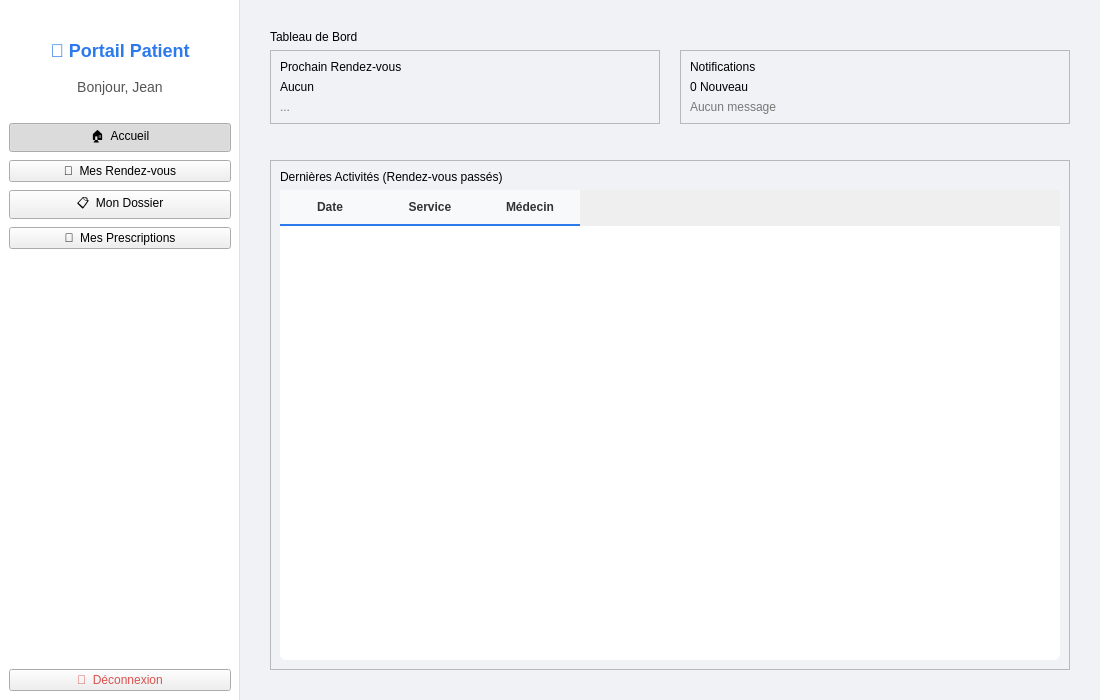
First picture: the form in patientdashboard.ui, repository itsmeefatiha/hospital-management-cpp-gui, before the edit.
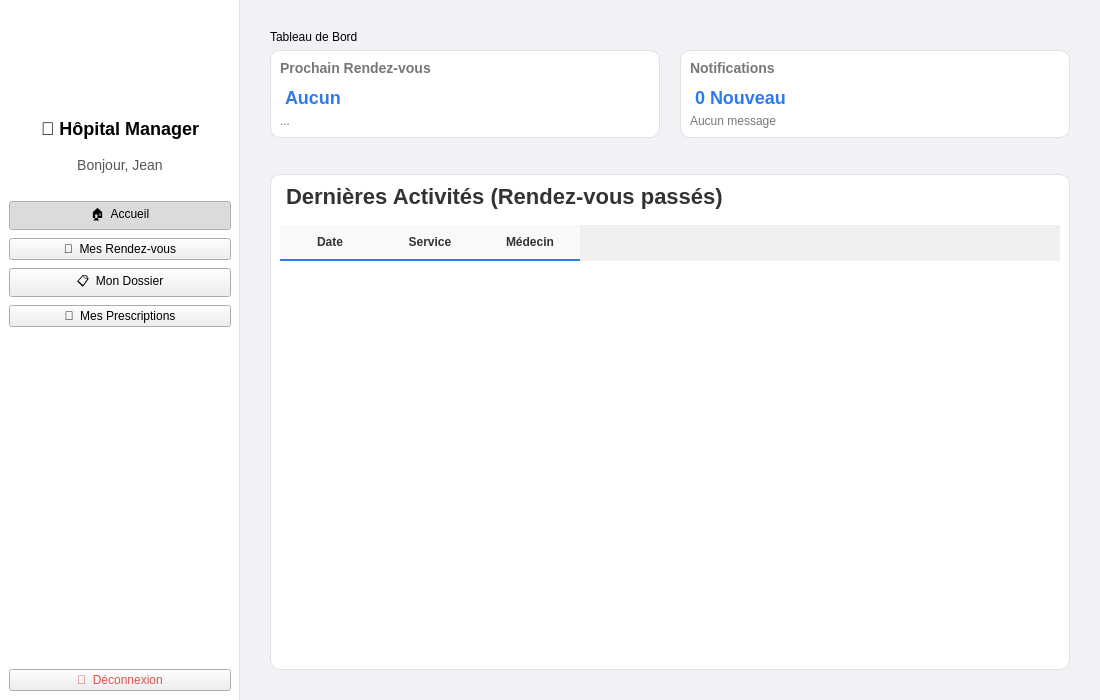
Second picture: the form after the edit.

```diff
--- a/patientdashboard.ui
+++ b/patientdashboard.ui
@@ -96,10 +96,38 @@
        <property name="topMargin">
         <number>30</number>
        </property>
+       <item alignment="Qt::AlignmentFlag::AlignHCenter">
+        <widget class="QLabel" name="label_logo">
+         <property name="minimumSize">
+          <size>
+           <width>70</width>
+           <height>70</height>
+          </size>
+         </property>
+         <property name="maximumSize">
+          <size>
+           <width>100</width>
+           <height>100</height>
+          </size>
+         </property>
+         <property name="text">
+          <string/>
+         </property>
+         <property name="scaledContents">
+          <bool>true</bool>
+         </property>
+         <property name="alignment">
+          <set>Qt::AlignmentFlag::AlignCenter</set>
+         </property>
+        </widget>
+       </item>
        <item>
         <widget class="QLabel" name="label_app_name">
+         <property name="styleSheet">
+          <string notr="true">color: #000; font-weight: bold; font-size: 18px; padding: 10px;</string>
+         </property>
          <property name="text">
-          <string>🏥 Portail Patient</string>
+          <string>🏥 Hôpital Manager</string>
          </property>
          <property name="alignment">
           <set>Qt::AlignmentFlag::AlignCenter</set>
@@ -243,6 +271,12 @@
           
           <item>
            <widget class="QFrame" name="card_rdv">
+            <property name="styleSheet">
+             <string notr="true">QFrame#card_rdv {background-color: white; border-radius: 10px; border: 1px solid #e0e0e0;}</string>
+            </property>
+            <property name="frameShape">
+             <enum>QFrame::Shape::StyledPanel</enum>
+            </property>
             <property name="class" stdset="0">
              <string>Card</string>
             </property>
@@ -252,8 +286,8 @@
             <layout class="QVBoxLayout" name="verticalLayout_c1">
              <item>
               <widget class="QLabel" name="lbl_c1_title">
-               <property name="class" stdset="0">
-                <string>CardTitle</string>
+               <property name="styleSheet">
+                <string notr="true">color: #777; font-size: 14px; font-weight: bold;</string>
                </property>
                <property name="text">
                 <string>Prochain Rendez-vous</string>
@@ -262,8 +296,8 @@
              </item>
              <item>
               <widget class="QLabel" name="lbl_c1_val">
-               <property name="class" stdset="0">
-                <string>CardValue</string>
+               <property name="styleSheet">
+                <string notr="true">color: #2d7aed; font-size: 18px; font-weight: bold; margin-top: 5px;</string>
                </property>
                <property name="text">
                 <string>Aucun</string>
@@ -271,7 +305,7 @@
               </widget>
              </item>
              <item>
-               <widget class="QLabel" name="lbl_c1_sub">
+              <widget class="QLabel" name="lbl_c1_sub">
                <property name="styleSheet">
                 <string notr="true">color: #777; font-size: 12px;</string>
                </property>
@@ -286,6 +320,12 @@
           
           <item>
            <widget class="QFrame" name="card_notif">
+            <property name="styleSheet">
+             <string notr="true">QFrame#card_notif {background-color: white; border-radius: 10px; border: 1px solid #e0e0e0;}</string>
+            </property>
+            <property name="frameShape">
+             <enum>QFrame::Shape::StyledPanel</enum>
+            </property>
             <property name="class" stdset="0">
              <string>Card</string>
             </property>
@@ -295,8 +335,8 @@
             <layout class="QVBoxLayout" name="verticalLayout_c2">
              <item>
               <widget class="QLabel" name="lbl_c2_title">
-               <property name="class" stdset="0">
-                <string>CardTitle</string>
+               <property name="styleSheet">
+                <string notr="true">color: #777; font-size: 14px; font-weight: bold;</string>
                </property>
                <property name="text">
                 <string>Notifications</string>
@@ -305,8 +345,8 @@
              </item>
              <item>
               <widget class="QLabel" name="lbl_c2_val">
-               <property name="class" stdset="0">
-                <string>CardValue</string>
+               <property name="styleSheet">
+                <string notr="true">color: #2d7aed; font-size: 18px; font-weight: bold; margin-top: 5px;</string>
                </property>
                <property name="text">
                 <string>0 Nouveau</string>
@@ -314,7 +354,7 @@
               </widget>
              </item>
              <item>
-               <widget class="QLabel" name="lbl_c2_sub">
+              <widget class="QLabel" name="lbl_c2_sub">
                <property name="styleSheet">
                 <string notr="true">color: #777; font-size: 12px;</string>
                </property>
@@ -348,8 +388,8 @@
         
         <item>
          <widget class="QFrame" name="frame_recent">
-          <property name="class" stdset="0">
-           <string>Card</string>
+          <property name="styleSheet">
+           <string notr="true">QFrame#frame_recent {background-color: white; border-radius: 10px; border: 1px solid #e0e0e0;}</string>
           </property>
           <property name="frameShape">
            <enum>QFrame::StyledPanel</enum>
@@ -357,8 +397,8 @@
           <layout class="QVBoxLayout" name="verticalLayout_recent">
            <item>
             <widget class="QLabel" name="label_recent_title">
-             <property name="class" stdset="0">
-              <string>CardTitle</string>
+             <property name="styleSheet">
+              <string notr="true">font-size: 22px; font-weight: bold; color: #333; margin-bottom: 10px;</string>
              </property>
              <property name="text">
               <string>Dernières Activités (Rendez-vous passés)</string>
```
Left out of the diff: 83 changed lines with no effect on the pictures.
